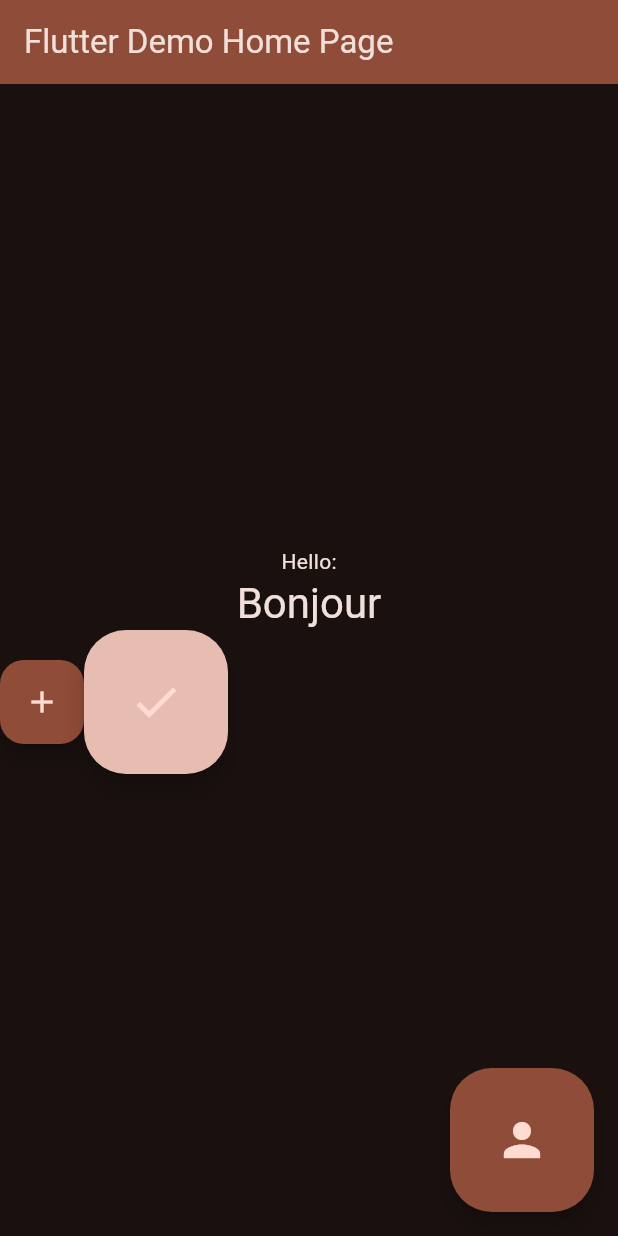
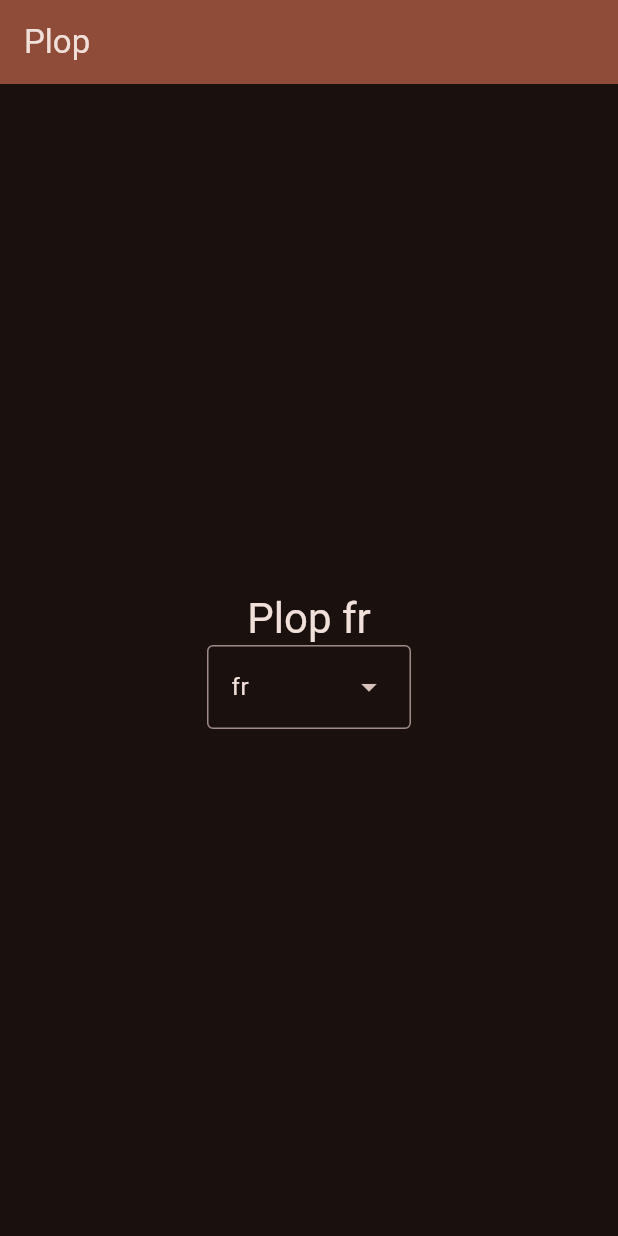
Before and after one commit to mottezjulien/plop, a Flutter app: the screen it shows after launch, on a phone screen of 412 x 824 dp. Run offline on Flutter 3.47's test engine with Material 3 defaults, Android fonts, the phone set to English and light mode, and no system bars; our stand-ins replace easy_localization, geolocator, go_router.

Commit message:
create first-view.dart

```diff
--- a/mobile/assets/translations/en.json
+++ b/mobile/assets/translations/en.json
@@ -0,0 +1,6 @@
+{
+  "plop": "Plop en",
+  "first": {
+    "select_language": "Select your language"
+  }
+}
--- a/mobile/assets/translations/fr.json
+++ b/mobile/assets/translations/fr.json
@@ -0,0 +1,6 @@
+{
+  "plop": "Plop fr",
+  "first": {
+    "select_language": "Choisissez votre langue"
+  }
+}
--- /dev/null
+++ b/mobile/lib/first/first-view.dart
@@ -0,0 +1,58 @@
+
+
+import 'package:easy_localization/easy_localization.dart';
+import 'package:flutter/material.dart';
+
+class FirstView extends StatefulWidget {
+
+  @override
+  State<FirstView> createState() => _FirstViewState();
+
+}
+
+class _FirstViewState extends State<FirstView> {
+
+
+
+  @override
+  Widget build(BuildContext context) {
+
+    /**/
+    List<Locale> locales = context.supportedLocales;
+    Locale locale = context.locale;
+
+    print("locales:$locales");
+    print("locale:$locale");
+
+  final ColorScheme colorScheme = Theme.of(context).colorScheme;
+    return Scaffold(
+        appBar: AppBar(
+            backgroundColor: colorScheme.inversePrimary,
+            title: const Text('Plop')
+        ),
+        body: Center(
+          child: Column(
+            mainAxisAlignment: MainAxisAlignment.center,
+            children: <Widget>[
+              Text("plop".tr(), style: Theme.of(context).textTheme.headlineMedium),
+              DropdownMenu<Locale>(
+                initialSelection: context.locale,
+                onSelected: (Locale? value) {
+                  /*if(value == null) return;
+                  index = languages.indexOf(value);
+                  context.setLocale(locales[index]);
+                  setState(() {
+                  });*/
+                },
+                dropdownMenuEntries: locales.map<DropdownMenuEntry<Locale>>((Locale locale) {
+                  return DropdownMenuEntry<Locale>(value: locale, label: locale.toLanguageTag()); //TODO
+                }).toList()
+              )
+            ],
+          ),
+        )
+    );
+
+  }
+
+}
--- a/mobile/lib/main.dart
+++ b/mobile/lib/main.dart
@@ -2,7 +2,8 @@ import 'package:easy_localization/easy_localization.dart';
 import 'package:flutter/material.dart';
 import 'package:go_router/go_router.dart';
 
-import 'first/homeView.dart';
+import 'first/first-view.dart';
+import 'old/homeView.dart';
 
 void main() async {
 
@@ -10,12 +11,13 @@ void main() async {
   await EasyLocalization.ensureInitialized();
 
   runApp(
-    EasyLocalization(
-        supportedLocales: const [Locale('fr'), Locale('en')],
+      EasyLocalization(
+        supportedLocales: const [Locale('en'), Locale('fr')],
         path: 'assets/translations',
         fallbackLocale: const Locale('fr'),
-        child: const MyApp()
-    ),
+        startLocale: const Locale('fr'),
+        child: MyApp(),
+      )
   );
 
 }
@@ -29,7 +31,6 @@ class MyApp extends StatelessWidget {
 
     return MaterialApp.router(
       title: 'The Plop App',
-
       themeMode: ThemeMode.dark,
       theme: ThemeData(
         colorScheme: ColorScheme.fromSeed(seedColor: Colors.deepOrange, brightness: Brightness.light),
@@ -45,7 +46,7 @@ class MyApp extends StatelessWidget {
         routes: [
           GoRoute(
             path: '/',
-            builder: (context, state) => const HomeView(),
+            builder: (context, state) => FirstView(),
           ),
         ],
       ),
--- a/mobile/lib/first/homeView.dart
+++ b/mobile/lib/old/homeView.dart
@@ -1,7 +1,8 @@
 
 import 'package:flutter/material.dart';
 
-import './homeViewModel.dart';
+import 'homeViewModel.dart';
+
 
 class HomeView extends StatefulWidget {
 
--- a/mobile/lib/first/homeViewModel.dart
+++ b/mobile/lib/old/homeViewModel.dart
@@ -2,9 +2,9 @@ import 'dart:async';
 import 'dart:convert';
 
 import 'package:geolocator/geolocator.dart';
-import 'package:plop/first/setting.dart';
 
 import 'package:http/http.dart' as http;
+import 'package:plop/old/setting.dart';
 
 class HomePageViewModel {
   StreamSubscription<Position>? streamPosition;
```
Also changed, not shown: mobile/lib/old/setting.dart (renamed from mobile/lib/first/setting.dart).
